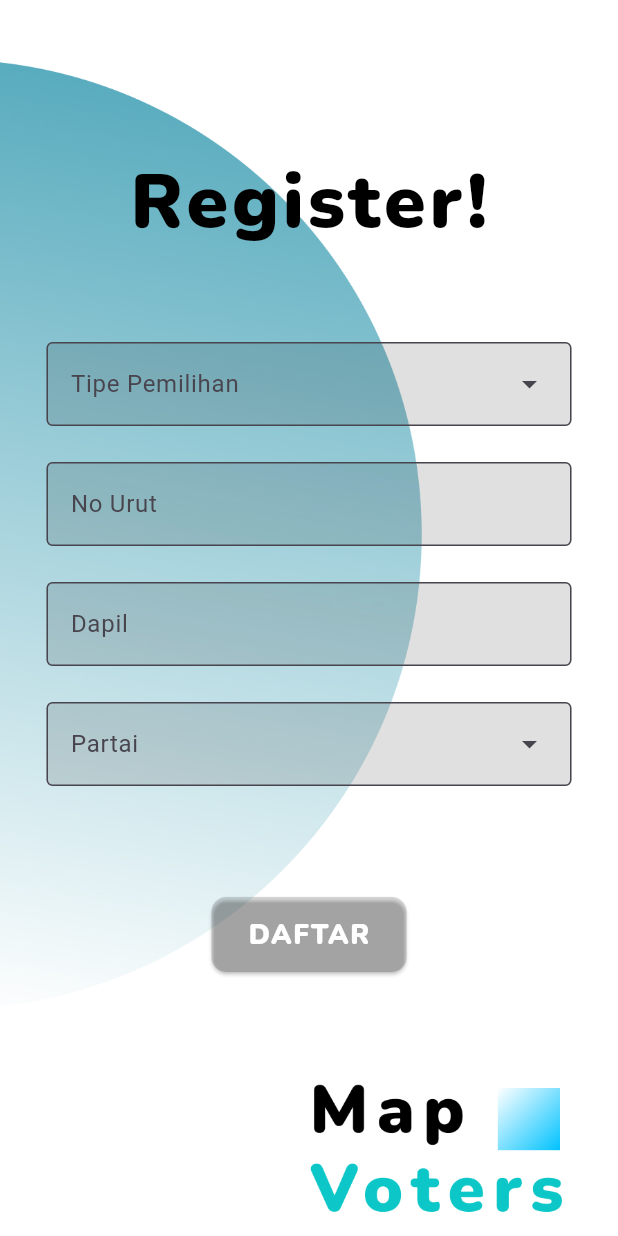
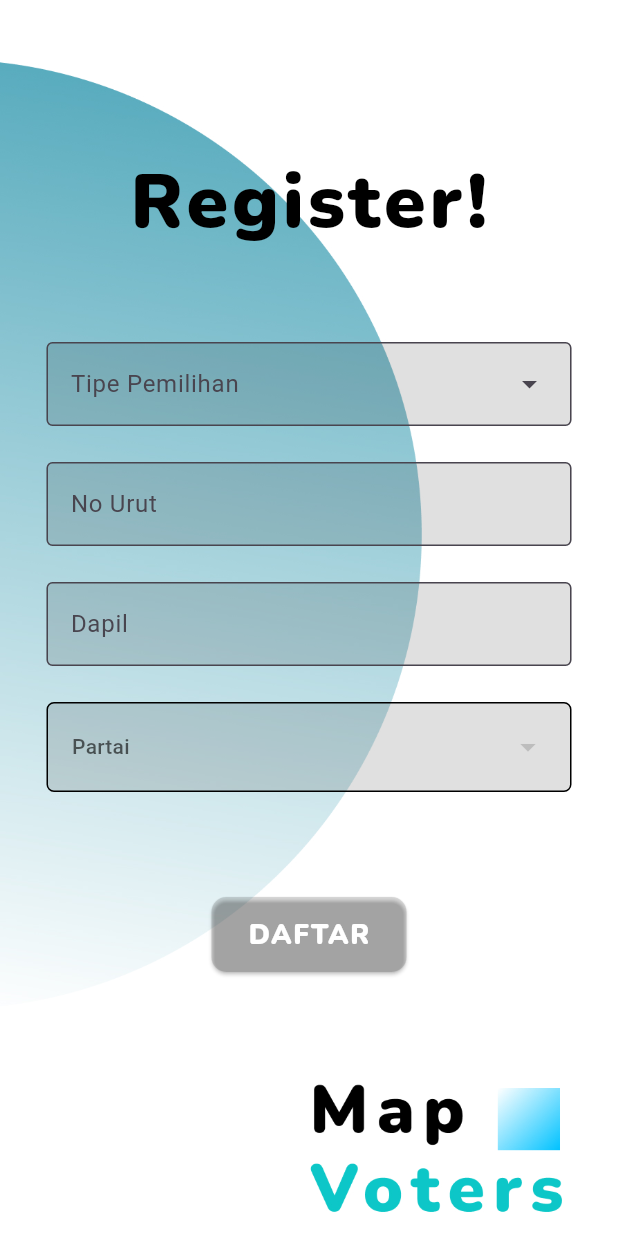
Before and after one commit to mikmself/mapvoters-apk, a Flutter app: the nextRegister screen opened directly with empty values, after a tap on "DAFTAR", on a phone screen of 412 x 824 dp. Run offline on Flutter 3.47's test engine with Material 3 defaults, Android fonts, the light colour scheme and no system bars; drawn by our look-alikes of dropdown_button2; our stand-ins replace file_picker, google_fonts, sidebarx; network calls fail.

Commit message:
fix: register paslon

```diff
--- a/lib/component/service/PaslonService.dart
+++ b/lib/component/service/PaslonService.dart
@@ -1,11 +1,16 @@
 import 'dart:convert';
+import 'dart:io';
 import 'package:http/http.dart' as http;
 import 'package:mapvotersapk/component/data/GlobalVariable.dart';
+import 'package:mapvotersapk/component/data/ListData.dart';
+import 'package:mapvotersapk/component/model/PartaiModel.dart';
 import 'package:mapvotersapk/component/model/PaslonModel.dart';
-class PaslonService{
+
+class PaslonService {
   GetPaslonDetail() async {
     try {
-      var request = http.Request('GET', Uri.parse('$BASE_URL/paslon/${loginData['userID']}'));
+      var request = http.Request(
+          'GET', Uri.parse('$BASE_URL/paslon/${loginData['userID']}'));
       http.StreamedResponse response = await request.send();
 
       if (response.statusCode == 200) {
@@ -22,4 +27,64 @@ class PaslonService{
       return null;
     }
   }
+
+  Future<void> showPartai() async {
+    var request = http.Request('GET', Uri.parse(BASE_URL + '/partai'));
+
+    http.StreamedResponse response = await request.send();
+
+    if (response.statusCode == 200) {
+      var responseString = await response.stream.bytesToString();
+
+      Map<String, dynamic> responseData = jsonDecode(responseString);
+      List<dynamic> data = responseData['data'];
+
+      partailist.clear();
+      for (var element in data) {
+        partailist.add(PartaiModel(id: element['id'], nama: element['nama']));
+      }
+      print(partailist);
+
+      print(responseData['message']);
+    } else {
+      print(response.reasonPhrase);
+    }
+  }
+
+  registerPaslon(
+      String nama,
+      String email,
+      String telp,
+      String pass,
+      String type,
+      String partai_id,
+      String dapil,
+      String noUrut,
+      File foto) async {
+    try {
+      var request = http.MultipartRequest(
+          'POST', Uri.parse(BASE_URL + '/v2/registerpaslon'));
+      request.fields.addAll({
+        'name': nama,
+        'email': email,
+        'telephone': telp,
+        'password': pass,
+        'type': 'gubernur',
+        'nomor_urut': noUrut,
+        'dapil': dapil,
+        'partai_id': partai_id
+      });
+      request.files.add(await http.MultipartFile.fromPath('foto', foto.path));
+
+      http.StreamedResponse response = await request.send();
+
+      if (response.statusCode == 200) {
+        print(await response.stream.bytesToString());
+      } else {
+        print(response.reasonPhrase);
+      }
+    } catch (e) {
+      print(e);
+    }
+  }
 }
--- a/lib/page/PemetaanC1/CreateC1.dart
+++ b/lib/page/PemetaanC1/CreateC1.dart
@@ -201,8 +201,7 @@ class _CreateC1State extends State<CreateC1> {
       var responseString = await response.stream.bytesToString();
 
       if (response.statusCode == 200) {
-        CustomSnackBar(context,
-            'Sukses Upload C1: ${jsonDecode(responseString)}', Colors.red);
+        CustomSnackBar(context, 'Sukses Upload C1:}', Colors.green);
         print(jsonDecode(responseString));
       } else {
         CustomSnackBar(context, 'Gagal Upload C1: ${response}', Colors.red);
--- a/lib/page/Register/nextRegister.dart
+++ b/lib/page/Register/nextRegister.dart
@@ -2,11 +2,22 @@ import 'dart:io';
 
 import 'package:flutter/material.dart';
 import 'package:flutter/widgets.dart';
+import 'package:dropdown_button2/dropdown_button2.dart';
 import 'package:google_fonts/google_fonts.dart';
+import 'package:mapvotersapk/component/data/ListData.dart';
+import 'package:mapvotersapk/component/model/PartaiModel.dart';
+import 'package:mapvotersapk/component/service/PaslonService.dart';
 import 'package:mapvotersapk/page/Register/metod.dart';
 
-List<String> type = ["PRESIDEN", "DPR RI", "DPRD PROVINSI"];
-List<String> partai = ["PDIP", "GERINDRA", "PKS"];
+List<String> type = [
+  'gubernur',
+  'bupati/walikota',
+  'dprri',
+  'dprdprov',
+  'dprdkab',
+  'dpd'
+];
+
 String? typeselect;
 String? partaiselect;
 
@@ -31,6 +42,7 @@ class nextRegister extends StatefulWidget {
 }
 
 class _nextRegisterState extends State<nextRegister> {
+  PaslonService _service = PaslonService();
   final TextEditingController _typecontroller = TextEditingController();
   final TextEditingController _noUrutcontroller = TextEditingController();
   final TextEditingController _dapilcontroller = TextEditingController();
@@ -80,29 +92,72 @@ class _nextRegisterState extends State<nextRegister> {
               const SizedBox(
                 height: 20,
               ),
-              dropdown(
-                controller: _partaicontroller,
-                label: 'Partai',
-                list: partai,
-                onSelected: (value) {
-                  setState(() {
-                    typeselect = value;
-                  });
-                },
+              Container(
+                decoration: BoxDecoration(
+                    border: Border.all(),
+                    color: Colors.black12,
+                    borderRadius: BorderRadius.all(Radius.circular(5))),
+                height: 60,
+                width: 350,
+                child: FutureBuilder(
+                  future: _service.showPartai(),
+                  builder: (context, snapshot) {
+                    return DropdownButtonHideUnderline(
+                      child: DropdownButton2<String>(
+                        isExpanded: true,
+                        hint: Text(
+                          'Partai',
+                          style: TextStyle(
+                            fontSize: 14,
+                            color: Theme.of(context).hintColor,
+                          ),
+                        ),
+                        items: partailist
+                            .map((PartaiModel partai) => DropdownMenuItem(
+                                  value: partai.id.toString(),
+                                  enabled: true,
+                                  child: Text(
+                                    partai.nama.toString(),
+                                    style: const TextStyle(
+                                      fontSize: 14,
+                                    ),
+                                  ),
+                                ))
+                            .toList(),
+                        value: partaiselect,
+                        onChanged: (value) {
+                          setState(() {
+                            partaiselect = value;
+                          });
+                        },
+                        buttonStyleData: const ButtonStyleData(
+                          padding: EdgeInsets.symmetric(horizontal: 16),
+                          height: 40,
+                          width: 200,
+                        ),
+                        dropdownStyleData: const DropdownStyleData(
+                          maxHeight: 200,
+                        ),
+                        menuItemStyleData: const MenuItemStyleData(
+                          height: 40,
+                        ),
+                      ),
+                    );
+                  },
+                ),
               ),
               const SizedBox(
                 height: 70,
               ),
               ElevatedButton(
                 onPressed: () {
-                  methodRegister regis = methodRegister();
-                  regis.registerUser(
+                  _service.registerPaslon(
                       widget.nama,
                       widget.email,
                       widget.noHP,
                       widget.password,
                       _typecontroller.text,
-                      _partaicontroller.text,
+                      partaiselect!,
                       _dapilcontroller.text,
                       _noUrutcontroller.text,
                       widget.foto);
```
